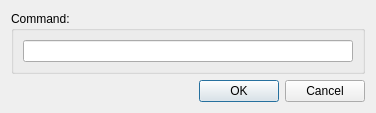
Above: remotecommanddialog.ui from guolisen/Arm before the change. Below: the same form after it.
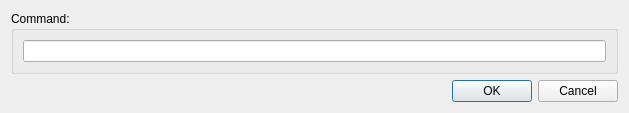
That is the form after the change.

```diff
--- a/remotecommanddialog.ui
+++ b/remotecommanddialog.ui
@@ -6,8 +6,8 @@
    <rect>
     <x>0</x>
     <y>0</y>
-    <width>376</width>
-    <height>101</height>
+    <width>629</width>
+    <height>89</height>
    </rect>
   </property>
   <property name="windowTitle">
```
